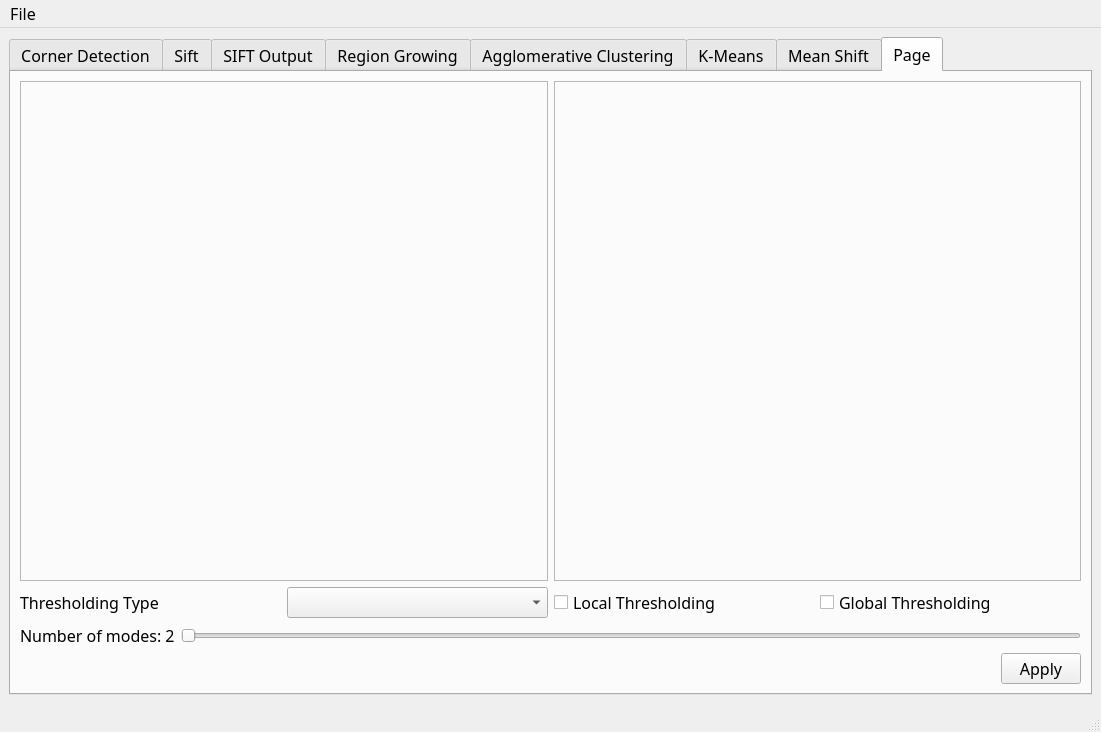
Before: the Qt Designer form APP-GUI/task3_ui.ui in Computer-Vision-Spring-2024/exVision-FeatureCraft, drawn with Qt 5.
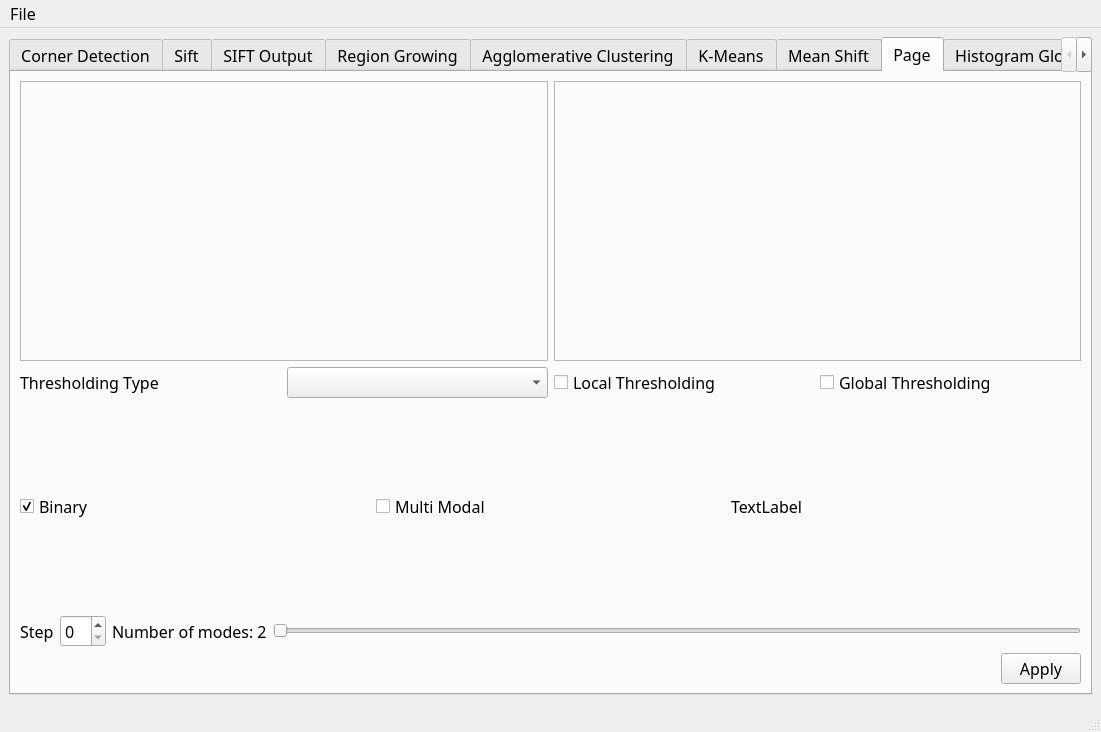
After: the same form once the commit is applied.

The edit to the form file:
```diff
--- a/APP-GUI/task3_ui.ui
+++ b/APP-GUI/task3_ui.ui
@@ -704,20 +704,66 @@
            </layout>
           </item>
           <item>
-           <layout class="QHBoxLayout" name="horizontalLayout_33">
+           <layout class="QHBoxLayout" name="horizontalLayout_39">
             <item>
-             <widget class="QLabel" name="number_of_modes">
+             <widget class="QCheckBox" name="otsu_binary">
               <property name="text">
-               <string>Number of modes: 2</string>
+               <string>Binary</string>
               </property>
+              <property name="checked">
+               <bool>true</bool>
+              </property>
              </widget>
             </item>
             <item>
-             <widget class="QSlider" name="horizontalSlider">
-              <property name="orientation">
-               <enum>Qt::Horizontal</enum>
+             <widget class="QCheckBox" name="otsu_multi_modal">
+              <property name="text">
+               <string>Multi Modal</string>
               </property>
              </widget>
+            </item>
+            <item>
+             <widget class="QLabel" name="separability_measure">
+              <property name="text">
+               <string>TextLabel</string>
+              </property>
+             </widget>
+            </item>
+           </layout>
+          </item>
+          <item>
+           <layout class="QHBoxLayout" name="horizontalLayout_40">
+            <item>
+             <layout class="QHBoxLayout" name="horizontalLayout_38">
+              <item>
+               <widget class="QLabel" name="otsu_step_label">
+                <property name="text">
+                 <string>Step</string>
+                </property>
+               </widget>
+              </item>
+              <item>
+               <widget class="QSpinBox" name="otsu_step_spinbox"/>
+              </item>
+             </layout>
+            </item>
+            <item>
+             <layout class="QHBoxLayout" name="horizontalLayout_33">
+              <item>
+               <widget class="QLabel" name="number_of_modes">
+                <property name="text">
+                 <string>Number of modes: 2</string>
+                </property>
+               </widget>
+              </item>
+              <item>
+               <widget class="QSlider" name="horizontalSlider">
+                <property name="orientation">
+                 <enum>Qt::Horizontal</enum>
+                </property>
+               </widget>
+              </item>
+             </layout>
             </item>
            </layout>
           </item>
@@ -749,6 +795,23 @@
         </item>
        </layout>
       </widget>
+      <widget class="QWidget" name="tab_9">
+       <attribute name="title">
+        <string>Histogram Global Thresholds</string>
+       </attribute>
+       <layout class="QHBoxLayout" name="horizontalLayout_37">
+        <item>
+         <widget class="QFrame" name="frame_3">
+          <property name="frameShape">
+           <enum>QFrame::StyledPanel</enum>
+          </property>
+          <property name="frameShadow">
+           <enum>QFrame::Raised</enum>
+          </property>
+         </widget>
+        </item>
+       </layout>
+      </widget>
      </widget>
     </item>
    </layout>
```
Left out of the diff: 40 changed lines with no effect on the pictures.
